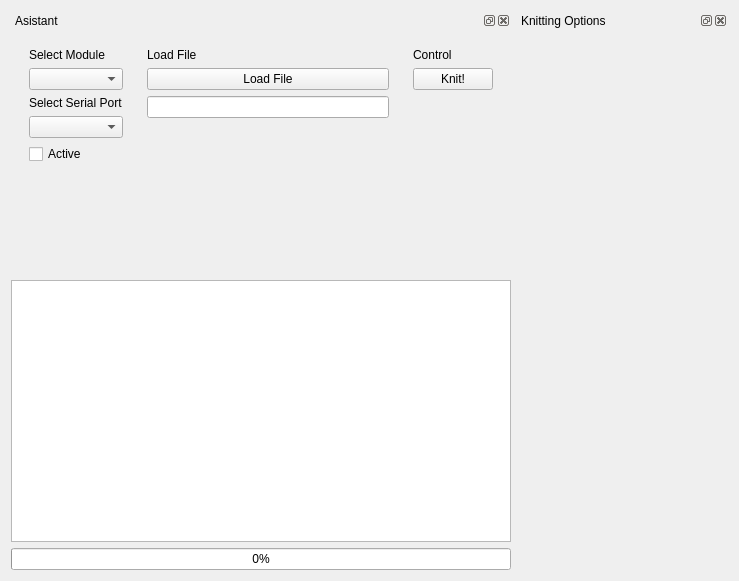
Above: software/python/ayab/ayab_gui.ui from AllYarnsAreBeautiful/ayab-desktop before the change. Below: the same form after it.
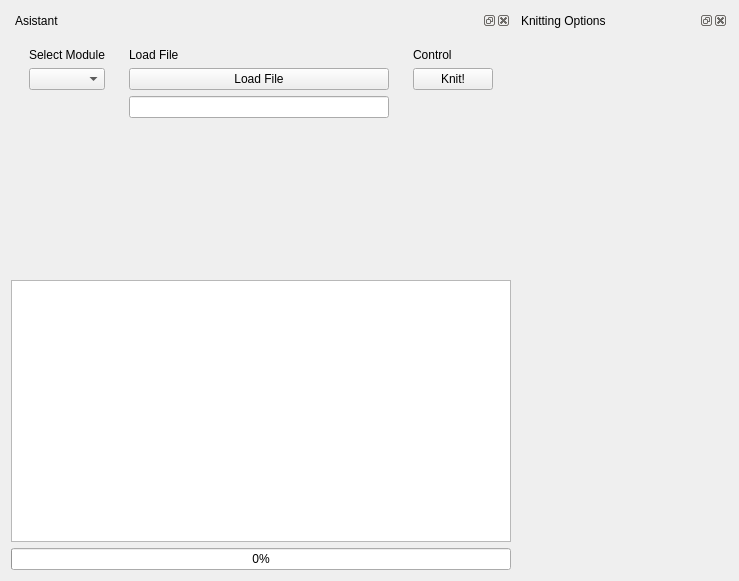
That is the form after the change.

Commit message: moving serial_port_dropdown to ayab_options.ui

The edit to the form file:
```diff
--- a/software/python/ayab/ayab_gui.ui
+++ b/software/python/ayab/ayab_gui.ui
@@ -64,23 +64,6 @@
           <item>
            <widget class="QComboBox" name="module_dropdown"/>
           </item>
-          <item>
-           <widget class="QLabel" name="label">
-            <property name="text">
-             <string>Select Serial Port</string>
-            </property>
-           </widget>
-          </item>
-          <item>
-           <widget class="QComboBox" name="serial_port_dropdown"/>
-          </item>
-          <item>
-           <widget class="QCheckBox" name="checkBox">
-            <property name="text">
-             <string>Active</string>
-            </property>
-           </widget>
-          </item>
           <item>
            <spacer name="verticalSpacer_3">
             <property name="orientation">
```
The commit also changes 3 other files.
